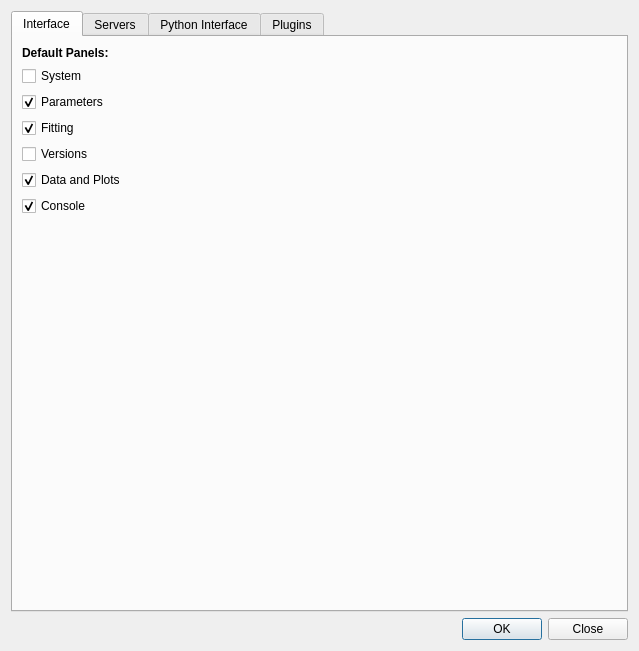
Before: the Qt Designer form phoebe/frontend/gui/popPrefs.ui in phoebe-project/phoebe2, drawn with Qt 5.
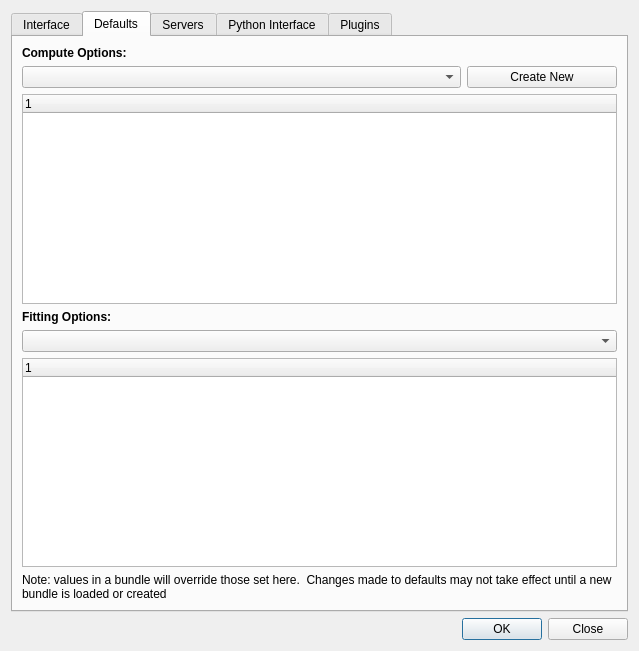
After: the same form once the commit is applied. The open tabs and pages were chosen to show the change. Icons and pictures are not drawn. Custom widgets are drawn as their Qt base class.

Commit message: added the ability to set default parametersets for compute and fitting options in usersettings (and gui preferences)

Patch:
```diff
--- a/phoebe/frontend/gui/popPrefs.ui
+++ b/phoebe/frontend/gui/popPrefs.ui
@@ -106,6 +106,121 @@
        </item>
       </layout>
      </widget>
+     <widget class="QWidget" name="tab_3">
+      <attribute name="title">
+       <string>Defaults</string>
+      </attribute>
+      <layout class="QVBoxLayout" name="verticalLayout_6">
+       <item>
+        <widget class="QLabel" name="label_12">
+         <property name="text">
+          <string>&lt;html&gt;&lt;head/&gt;&lt;body&gt;&lt;p&gt;&lt;span style=&quot; font-weight:600;&quot;&gt;Compute Options:&lt;/span&gt;&lt;/p&gt;&lt;/body&gt;&lt;/html&gt;</string>
+         </property>
+         <property name="textFormat">
+          <enum>Qt::RichText</enum>
+         </property>
+        </widget>
+       </item>
+       <item>
+        <layout class="QHBoxLayout" name="horizontalLayout_6">
+         <item>
+          <widget class="QComboBox" name="co_edit_combo">
+           <property name="enabled">
+            <bool>true</bool>
+           </property>
+          </widget>
+         </item>
+         <item>
+          <widget class="QPushButton" name="co_add">
+           <property name="enabled">
+            <bool>true</bool>
+           </property>
+           <property name="maximumSize">
+            <size>
+             <width>150</width>
+             <height>16777215</height>
+            </size>
+           </property>
+           <property name="text">
+            <string>Create New</string>
+           </property>
+           <property name="icon">
+            <iconset resource="ui_resources.qrc">
+             <normaloff>:/images/icons/add.png</normaloff>:/images/icons/add.png</iconset>
+           </property>
+          </widget>
+         </item>
+        </layout>
+       </item>
+       <item>
+        <widget class="ParameterTreeWidget" name="co_psedit">
+         <property name="enabled">
+          <bool>true</bool>
+         </property>
+         <property name="indentation">
+          <number>2</number>
+         </property>
+         <column>
+          <property name="text">
+           <string notr="true">1</string>
+          </property>
+         </column>
+        </widget>
+       </item>
+       <item>
+        <widget class="QLabel" name="label_13">
+         <property name="text">
+          <string>&lt;html&gt;&lt;head/&gt;&lt;body&gt;&lt;p&gt;&lt;span style=&quot; font-weight:600;&quot;&gt;Fitting Options:&lt;/span&gt;&lt;/p&gt;&lt;/body&gt;&lt;/html&gt;</string>
+         </property>
+         <property name="textFormat">
+          <enum>Qt::RichText</enum>
+         </property>
+        </widget>
+       </item>
+       <item>
+        <layout class="QHBoxLayout" name="horizontalLayout_7">
+         <item>
+          <widget class="QComboBox" name="fo_edit_combo">
+           <property name="enabled">
+            <bool>true</bool>
+           </property>
+          </widget>
+         </item>
+        </layout>
+       </item>
+       <item>
+        <widget class="ParameterTreeWidget" name="fo_psedit">
+         <property name="enabled">
+          <bool>true</bool>
+         </property>
+         <property name="indentation">
+          <number>2</number>
+         </property>
+         <column>
+          <property name="text">
+           <string notr="true">1</string>
+          </property>
+         </column>
+        </widget>
+       </item>
+       <item>
+        <widget class="QLabel" name="label_14">
+         <property name="autoFillBackground">
+          <bool>false</bool>
+         </property>
+         <property name="text">
+          <string>Note: values in a bundle will override those set here.  Changes made to defaults may not take effect until a new bundle is loaded or created</string>
+         </property>
+         <property name="scaledContents">
+          <bool>false</bool>
+         </property>
+         <property name="wordWrap">
+          <bool>true</bool>
+         </property>
+        </widget>
+       </item>
+      </layout>
+     </widget>
      <widget class="QWidget" name="tab_2">
       <attribute name="title">
        <string>Servers</string>
```
Left out of the diff: 2 changed lines with no effect on the pictures. The commit also changes 7 other files.
